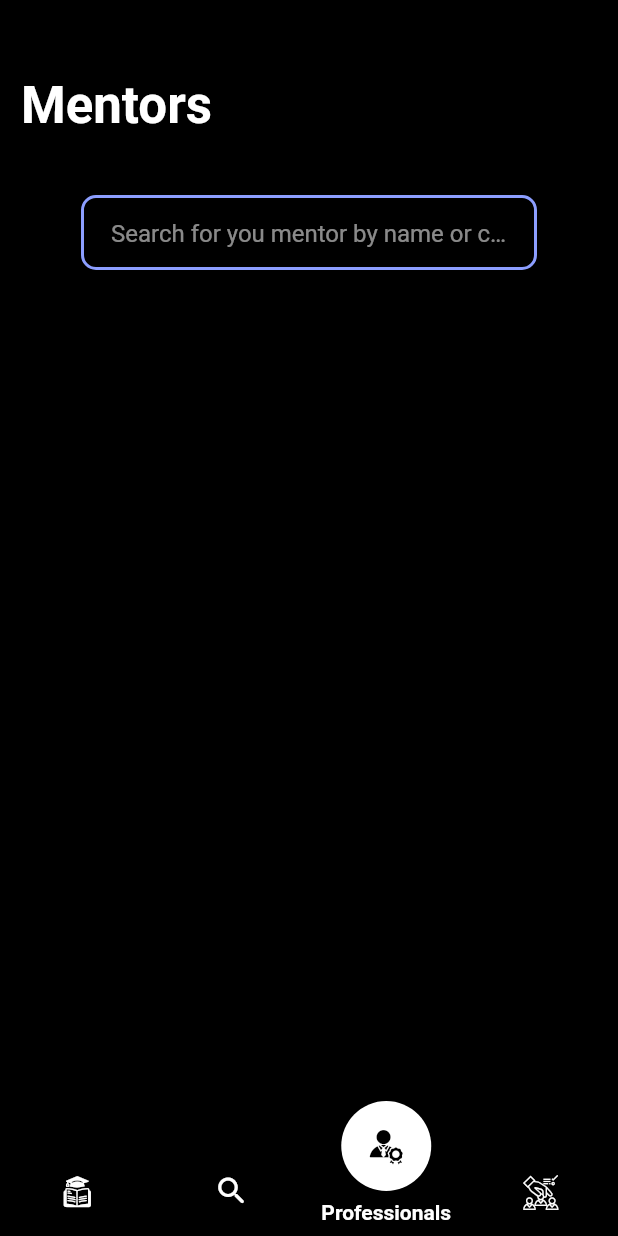
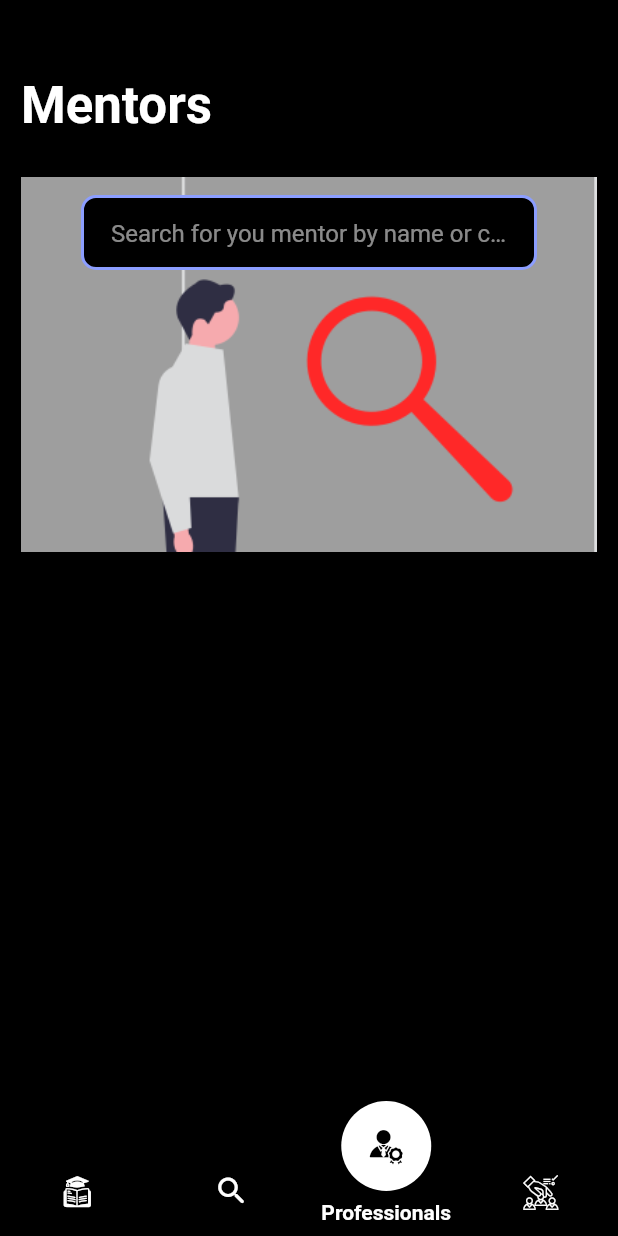
Before and after one commit to ayku686/collegetoindustry, a Flutter app: the screen it shows after launch, item 3 of the bottom bar chosen, on a phone screen of 412 x 824 dp. Run offline on Flutter 3.47's test engine with Material 2 defaults, Android fonts, the phone set to English and light mode, and no system bars; drawn by our look-alikes of fancy_bottom_navigation; our stand-ins replace carousel_slider, page_transition; missing offline and left inert: colours.

Commit message:
Two ss of app added for the readme file

```diff
--- a/lib/pages/professionals.dart
+++ b/lib/pages/professionals.dart
@@ -1,5 +1,6 @@
 import 'package:flutter/cupertino.dart';
 import 'package:flutter/material.dart';
+import 'package:flutter_staggered_grid_view/flutter_staggered_grid_view.dart';
 
 class professionals extends StatefulWidget {
   const professionals({Key? key}) : super(key: key);
@@ -14,53 +15,60 @@ class _professionalsState extends State<professionals> {
     return Scaffold(
       backgroundColor: Colors.black,
       body: Padding(
-          padding: const EdgeInsets.only(left: 14,right: 14),
+        padding: const EdgeInsets.only(left: 14, right: 14),
         child: SingleChildScrollView(
-            child: Column(
-              crossAxisAlignment: CrossAxisAlignment.start,
-              children:[
+          child:
+              Column(crossAxisAlignment: CrossAxisAlignment.start, children: [
             SizedBox(
               height: 50,
             ),
-              Text("Mentors",style: TextStyle(
-                fontWeight:FontWeight.bold,
-                fontSize: 34,color: Colors.white
-              ),),
+            Text(
+              "Mentors",
+              style: TextStyle(
+                  fontWeight: FontWeight.bold,
+                  fontSize: 34,
+                  color: Colors.white),
+            ),
+            Stack(children: [
               Padding(
-                padding: const EdgeInsets.symmetric(vertical: 40.0,horizontal: 40),
+                padding: const EdgeInsets.symmetric(vertical: 28.0),
                 child: Container(
-                  height:50,
+                  decoration: const BoxDecoration(
+                    image: DecorationImage(
+                        image: AssetImage("allimagess/img9.png"),
+                        fit: BoxFit.cover
+                    ),
+                    color: Colors.grey,
+                  ),
+                  height: 250,
+
+                ),
+              ),
+              Padding(
+                padding:
+                    const EdgeInsets.symmetric(vertical: 40.0, horizontal: 40),
+                child: Container(
+                  height: 50,
                   decoration: BoxDecoration(
                       color: Colors.black,
                       borderRadius: BorderRadius.circular(10),
                       border: Border.all(
-                          color: Colors.indigoAccent.shade100,
-                          width: 2
-                      )
-                  ),
+                          color: Colors.indigoAccent.shade100, width: 2)),
                   child: Padding(
                     padding: const EdgeInsets.symmetric(horizontal: 18.0),
                     child: TextField(
                       maxLines: 1,
-                      style: TextStyle(
-                          color: Colors.white
-                      ),
+                      style: TextStyle(color: Colors.white),
                       decoration: InputDecoration(
                           border: InputBorder.none,
                           hintText: "Search for you mentor by name or category",
-                          hintStyle: TextStyle(
-                              color: Colors.white54
-                          )
+                          hintStyle: TextStyle(color: Colors.white54)),
                     ),
                   ),
                 ),
               ),
-              ),
-                Container(
-
-                )
-    ]
-            ),
+            ]),
+          ]),
         ),
       ),
     );
--- a/pubspec.yaml
+++ b/pubspec.yaml
@@ -42,6 +42,7 @@ dependencies:
   flat_icons_flutter: ^1.0.2
   colours: ^0.0.2
   page_transition: ^2.0.9
+  flutter_staggered_grid_view: ^0.6.2
 
 dev_dependencies:
   flutter_test:
```
Also changed, not shown: allimagess/img9.png (added), allimagess/ss1.jpeg (added), allimagess/ss2.jpeg (added), pubspec.lock. Lines whose indentation alone changed are shown as unchanged.
